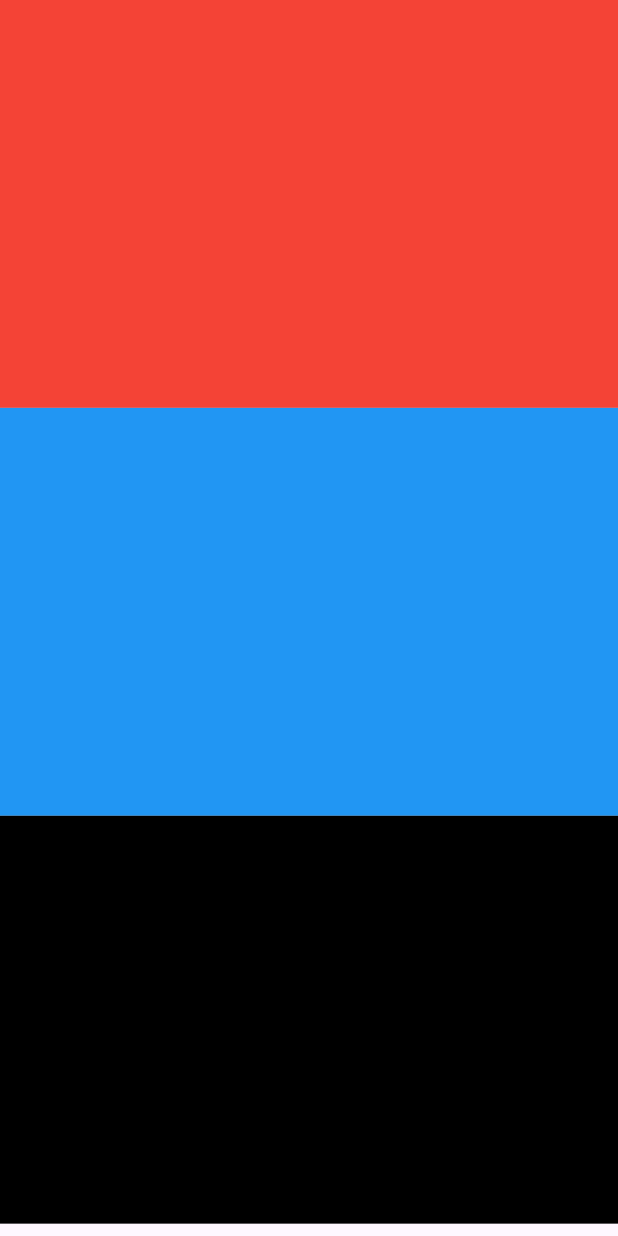
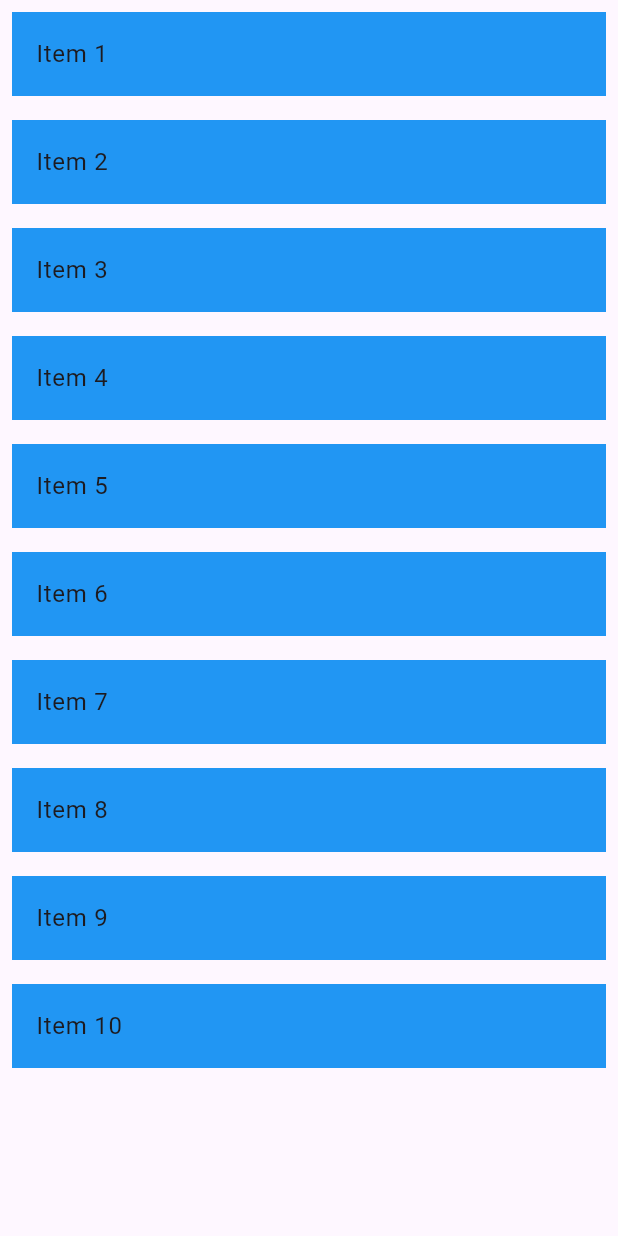
Before and after one commit to MahmoudAlMarashdy/responsive_demo, a Flutter app: the screen it shows after launch, on a phone screen of 412 x 824 dp. Run offline on Flutter 3.47's test engine with Material 3 defaults, Android fonts, the phone set to English and light mode, and no system bars.

Commit message:
mobile lauout

```diff
--- /dev/null
+++ b/lib/details_view.dart
@@ -0,0 +1,19 @@
+import 'package:flutter/material.dart';
+
+class DetailsView extends StatelessWidget {
+  const DetailsView({super.key, required this.number});
+
+  final int number;
+
+  @override
+  Widget build(BuildContext context) {
+    return Scaffold(
+      appBar: AppBar(
+        title: Text("Details View"),
+      ),
+      body: Center(
+        child: Text("$number",style: TextStyle(fontSize: 30),),
+      ),
+    );
+  }
+}
--- a/lib/main.dart
+++ b/lib/main.dart
@@ -1,6 +1,8 @@
 import 'dart:developer';
 
 import 'package:flutter/material.dart';
+
+import 'mobile_layout.dart';
 
 void main() {
   runApp(const MainApp());
@@ -11,34 +13,13 @@ class MainApp extends StatelessWidget {
 
   @override
   Widget build(BuildContext context) {
-
     var screenHeight = MediaQuery.of(context).size.height;
     var screenWidth = MediaQuery.of(context).size.width;
 
     log("Screen Height : ${screenHeight.toString()}");
 
     return MaterialApp(
-      home: Scaffold(
-        body: Column(
-          children: [
-            Container(
-              height: screenHeight * 0.33,
-              width: 600,
-              color: Colors.red,
-            ),
-            Container(
-              height: screenHeight * 0.33,
-              width: 600,
-              color: Colors.blue,
-            ),
-            Container(
-              height: screenHeight * 0.33,
-              width: 600,
-              color: Colors.black,
-            ),
-          ],
-        ),
-      ),
+      home: MobileLayout(),
     );
   }
 }
--- /dev/null
+++ b/lib/mobile_layout.dart
@@ -0,0 +1,29 @@
+import 'package:flutter/material.dart';
+import 'package:responsive_demo/details_view.dart';
+
+class MobileLayout extends StatelessWidget {
+  const MobileLayout({
+    super.key,
+  });
+
+  @override
+  Widget build(BuildContext context) {
+    return Scaffold(
+      body: ListView.builder(
+        itemCount: 10,
+        itemBuilder: (context, index) {
+          return GestureDetector(
+            onTap: () => Navigator.of(context).push(MaterialPageRoute(builder: (context) => DetailsView(number: index + 1))),
+            child: Container(
+              margin: EdgeInsets.all(8),
+              color: Colors.blue,
+              child: ListTile(
+                title: Text("Item ${index + 1}"),
+              ),
+            ),
+          );
+        },
+      )
+    );
+  }
+}
```
